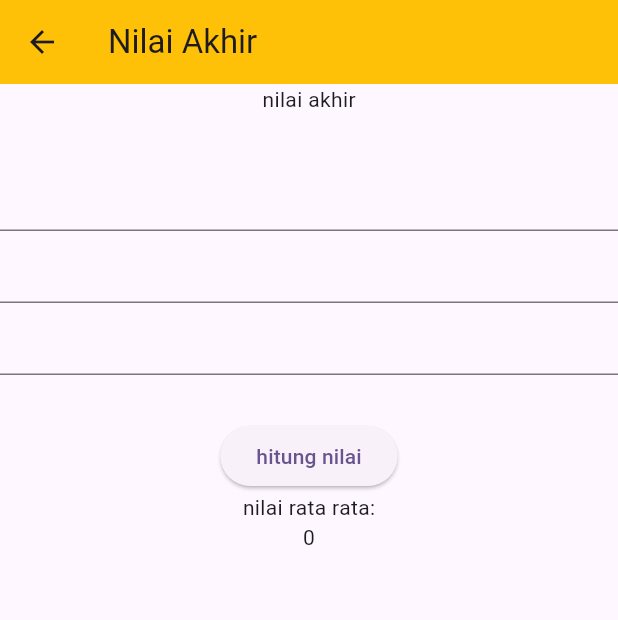
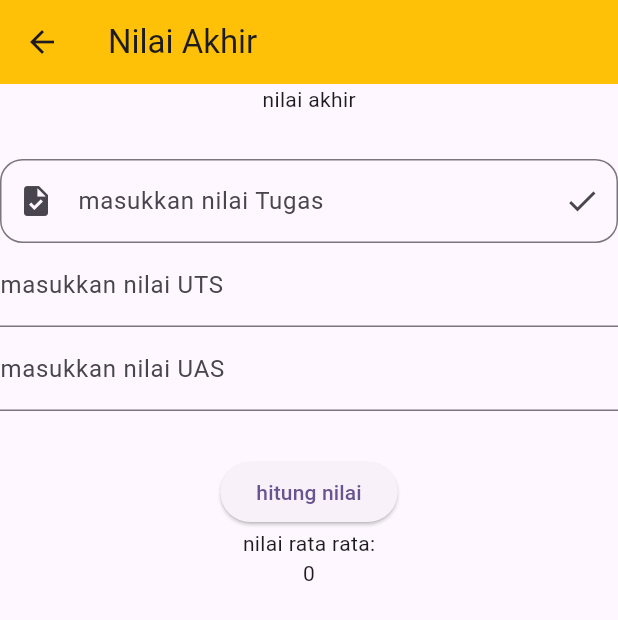
Before and after one commit to triyono777/projek_flutter_contoh, a Flutter app: the NilaiAkhirPage screen opened directly, on a phone screen of 412 x 824 dp. Shown: the top 620 px of the screen. Run offline on Flutter 3.47's test engine with Material 3 defaults, Android fonts, the phone set to English and light mode, and no system bars; our stand-ins replace just_audio.

Commit message:
add decoration

```diff
--- a/lib/nilai_akhir_page.dart
+++ b/lib/nilai_akhir_page.dart
@@ -54,13 +54,25 @@ class _NilaiAkhirPageState extends State<NilaiAkhirPage> {
           Text(nilaiAkhirHuruf ?? "nilai akhir"),
           SizedBox(height: 30),
           TextFormField(
-              // decoration: InputDecoration(labelText: "masukkan nilai Tugas"),
+              decoration: InputDecoration(
+                labelText: "masukkan nilai Tugas",
+                hintText: "nilai antara 0-100",
+                border: OutlineInputBorder(
+                  borderRadius: BorderRadius.circular(15),
+                ),
+                prefixIcon: Icon(
+                  Icons.task,
+                ),
+                suffixIcon: Icon(
+                  Icons.check,
+                ),
+              ),
               controller: inputNilaiTugas),
           TextFormField(
-              // decoration: InputDecoration(labelText: "masukkan nilai UTS"),
+              decoration: InputDecoration(labelText: "masukkan nilai UTS"),
               controller: inputNilaiUTS),
           TextFormField(
-              // decoration: InputDecoration(labelText: "masukkan nilai UAS"),
+              decoration: InputDecoration(labelText: "masukkan nilai UAS"),
               controller: inputNilaiUAS),
           SizedBox(height: 30),
           ElevatedButton(
```
